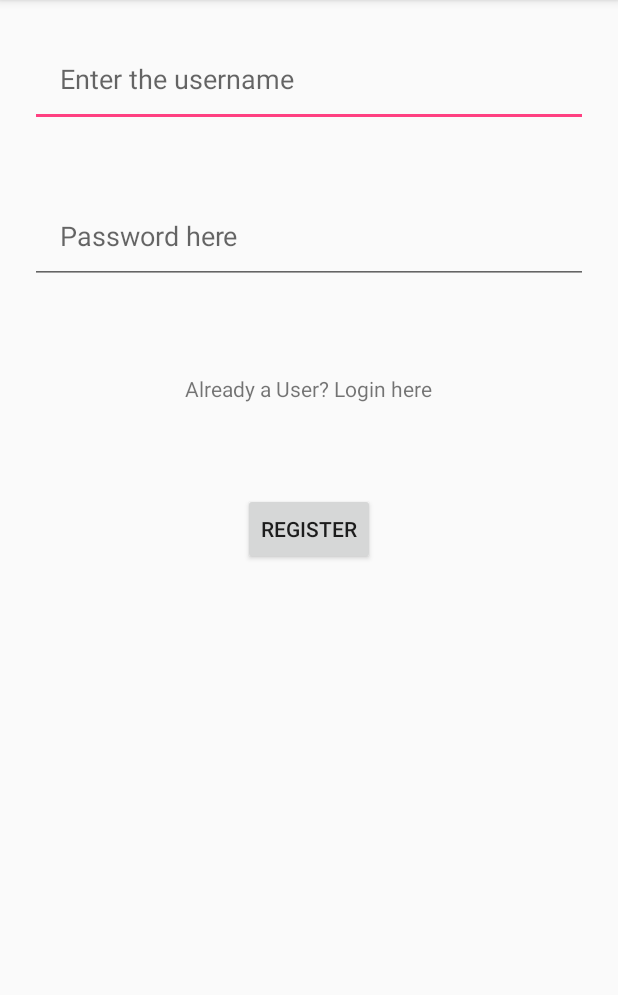
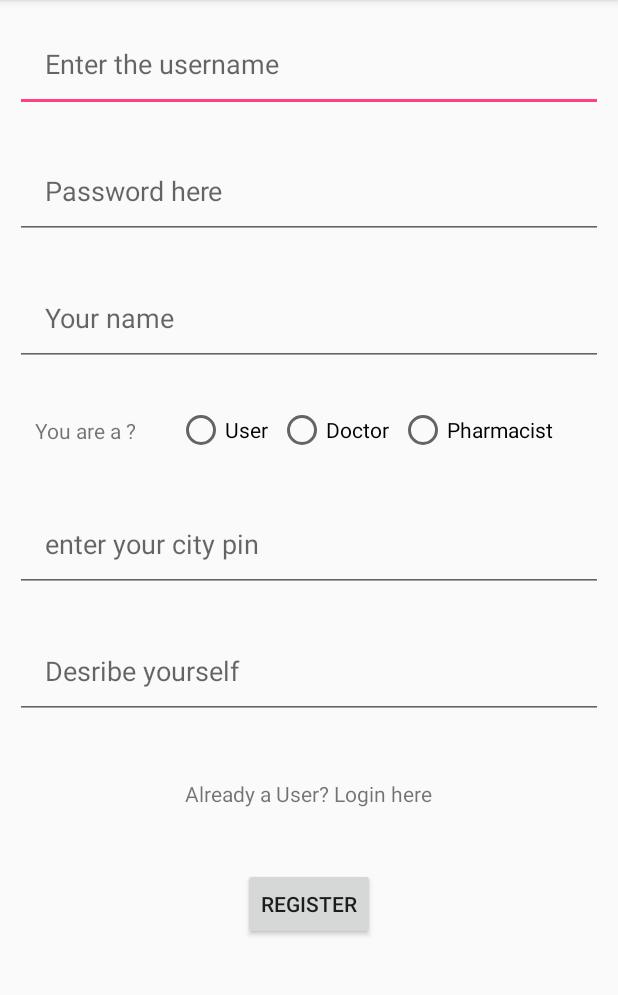
Before and after one commit to nehasinghritu8/HealthX, an Android app: the screen it shows after launch (RegisterActivity), after a tap on "New User? Register here.", on a phone screen of 412 x 824 dp, the part 84-1079 px from its top. Run offline under Robolectric (Android 15) with nearby library versions, the phone set to English and light mode, and no system bars.

Commit message:
Completed login and reg activity and added maps in user activity

```diff
--- a/Android_atharva/app/src/main/java/com/example/atharva/health/MainActivity.java
+++ b/Android_atharva/app/src/main/java/com/example/atharva/health/MainActivity.java
@@ -4,13 +4,18 @@ import android.content.Intent;
 import android.support.v7.app.AppCompatActivity;
 import android.os.Bundle;
 import android.view.View;
+import android.widget.EditText;
 
 public class MainActivity extends AppCompatActivity {
+    private EditText editTextUsername;
+    private EditText editTextPassword;
 
     @Override
     protected void onCreate(Bundle savedInstanceState) {
         super.onCreate(savedInstanceState);
         setContentView(R.layout.activity_main);
+        editTextUsername=(EditText)findViewById(R.id.editText_login_username);
+        editTextPassword=(EditText)findViewById(R.id.editText_login_password);
     }
 
     public void onClickRegLink(View view) {
@@ -18,4 +23,12 @@ public class MainActivity extends AppCompatActivity {
         startActivity(intent);
         finish();
     }
+
+    public void onClickButtonLogin(View view) {
+        String uname=editTextUsername.getText().toString();
+        String pass=editTextPassword.getText().toString();
+        String method="login";
+        BackgroundTasks backgroundTasks=new BackgroundTasks(this);
+        backgroundTasks.execute(method,uname,pass);
+    }
 }
--- a/Android_atharva/app/src/main/java/com/example/atharva/health/RegisterActivity.java
+++ b/Android_atharva/app/src/main/java/com/example/atharva/health/RegisterActivity.java
@@ -5,18 +5,32 @@ import android.support.v7.app.AppCompatActivity;
 import android.os.Bundle;
 import android.view.View;
 import android.widget.EditText;
+import android.widget.RadioButton;
+import android.widget.RadioGroup;
+import android.widget.Toast;
+
+import java.security.PrivateKey;
 
 public class RegisterActivity extends AppCompatActivity {
 
     private EditText editTextUsername;
     private EditText editTextPassword;
-
+    private EditText editTextName;
+    private EditText editTextPin;
+    private EditText editTextDesc;
+    private String type;
+    private RadioGroup radioGroup;
+    private RadioButton radioButton;
     @Override
     protected void onCreate(Bundle savedInstanceState) {
         super.onCreate(savedInstanceState);
         setContentView(R.layout.activity_register);
         editTextUsername=(EditText)findViewById(R.id.editText_reg_username);
         editTextPassword=(EditText)findViewById(R.id.editText_reg_password);
+        editTextName=(EditText)findViewById(R.id.editText_reg_name);
+        editTextPin=(EditText)findViewById(R.id.editText_reg_pincode);
+        editTextDesc=(EditText)findViewById(R.id.editText_reg_desc);
+        radioGroup=(RadioGroup)findViewById(R.id.radioGroup);
     }
 
     public void onClickLoginLink(View view) {
@@ -27,8 +41,19 @@ public class RegisterActivity extends AppCompatActivity {
     public void onClickButtonRegister(View view) {
         String uname=editTextUsername.getText().toString();
         String pass=editTextPassword.getText().toString();
+        String name=editTextName.getText().toString();
+        String pin=editTextPin.getText().toString();
+        String desc=editTextDesc.getText().toString();
+        radioButton=(RadioButton)findViewById(radioGroup.getCheckedRadioButtonId());
+        type=radioButton.getText().toString();
         String method="register";
-        BackgroundTasks backgroundTasks=new BackgroundTasks(this);
-        backgroundTasks.execute(method,uname,pass);
+        if(uname!=null || pass!=null || name!=null || pin!=null || desc!=null) {
+            BackgroundTasks backgroundTasks = new BackgroundTasks(this);
+            backgroundTasks.execute(method, uname, pass,name,pin,desc,type);
+        }
+        else
+        {
+            Toast.makeText(this,"Complete all the fields",Toast.LENGTH_SHORT).show();
+        }
     }
 }
--- a/Android_atharva/app/src/main/res/layout/activity_register.xml
+++ b/Android_atharva/app/src/main/res/layout/activity_register.xml
@@ -1,4 +1,8 @@
 <?xml version="1.0" encoding="utf-8"?>
+<ScrollView xmlns:android="http://schemas.android.com/apk/res/android"
+    android:layout_width="match_parent"
+    android:layout_height="match_parent">
+
 <LinearLayout xmlns:android="http://schemas.android.com/apk/res/android"
     xmlns:app="http://schemas.android.com/apk/res-auto"
     xmlns:tools="http://schemas.android.com/tools"
@@ -19,7 +23,73 @@
         android:layout_width="match_parent"
         android:layout_height="wrap_content"
         android:id="@+id/editText_reg_password"
+        android:inputType="textPassword"
         android:hint="@string/editText_password"
+        android:padding="@dimen/padding_editTexts"
+        android:layout_margin="@dimen/margin_views"/>
+
+
+    <EditText
+        android:layout_width="match_parent"
+        android:layout_height="wrap_content"
+        android:id="@+id/editText_reg_name"
+        android:hint="@string/editText_reg_name"
+        android:padding="@dimen/padding_editTexts"
+        android:layout_margin="@dimen/margin_views"/>
+    <LinearLayout
+        android:layout_width="match_parent"
+        android:layout_height="wrap_content"
+        android:orientation="horizontal">
+        <TextView
+            android:layout_width="wrap_content"
+            android:layout_height="wrap_content"
+            android:text="You are a ?"
+            android:padding="@dimen/padding_editTexts"
+            android:layout_margin="3dp"/>
+        <RadioGroup
+            android:layout_width="match_parent"
+            android:layout_height="wrap_content"
+            android:gravity="center_vertical"
+            android:layout_gravity="center_vertical"
+            android:orientation="horizontal"
+            android:id="@+id/radioGroup">
+            <RadioButton
+                android:layout_width="wrap_content"
+                android:layout_height="20dp"
+                android:layout_margin="3dp"
+                android:checked="false"
+                android:id="@+id/radiobtn_user"
+                android:text="User"/>
+            <RadioButton
+                android:layout_width="wrap_content"
+                android:layout_height="20dp"
+                android:layout_margin="3dp"
+                android:checked="false"
+                android:id="@+id/radiobtn_doc"
+                android:text="Doctor"/>
+            <RadioButton
+                android:layout_width="wrap_content"
+                android:layout_height="20dp"
+                android:layout_margin="3dp"
+                android:checked="false"
+                android:id="@+id/radiobtn_ph"
+                android:text="Pharmacist"/>
+        </RadioGroup>
+    </LinearLayout>
+
+    <EditText
+        android:layout_width="match_parent"
+        android:layout_height="wrap_content"
+        android:id="@+id/editText_reg_pincode"
+        android:hint="@string/editText_reg_pincode"
+        android:padding="@dimen/padding_editTexts"
+        android:layout_margin="@dimen/margin_views"/>
+
+    <EditText
+        android:layout_width="match_parent"
+        android:layout_height="wrap_content"
+        android:id="@+id/editText_reg_desc"
+        android:hint="@string/editText_reg_desc"
         android:padding="@dimen/padding_editTexts"
         android:layout_margin="@dimen/margin_views"/>
 
@@ -33,6 +103,7 @@
         android:layout_margin="@dimen/margin_views"
         android:onClick="onClickLoginLink"/>
 
+
     <Button
         android:layout_width="wrap_content"
         android:layout_height="wrap_content"
@@ -44,3 +115,5 @@
         android:text="@string/button_register"/>
 
 </LinearLayout>
+
+</ScrollView>
--- a/Android_atharva/app/src/main/res/values/dimens.xml
+++ b/Android_atharva/app/src/main/res/values/dimens.xml
@@ -1,6 +1,6 @@
 <?xml version="1.0" encoding="utf-8"?>
 <resources>
     <dimen name="padding_editTexts">20dp</dimen>
-    <dimen name="margin_views">20dp</dimen>
+    <dimen name="margin_views">10dp</dimen>
     <dimen name="padding_button">10dp</dimen>
 </resources>
--- a/Android_atharva/app/src/main/res/values/strings.xml
+++ b/Android_atharva/app/src/main/res/values/strings.xml
@@ -5,4 +5,9 @@
     <string name="textView_regLink">New User? Register here.</string>
     <string name="textView_loginLink">Already a User? Login here</string>
     <string name="button_register">Register</string>
+    <string name="button_login">login</string>
+    <string name="editText_reg_type">Type e.g. doc,pharma,etc.</string>
+    <string name="editText_reg_pincode">enter your city pin</string>
+    <string name="editText_reg_name">Your name</string>
+    <string name="editText_reg_desc">Desribe yourself</string>
 </resources>
```
Also changed, not shown: Android_atharva/app/src/main/AndroidManifest.xml (+6 -2 lines), Android_atharva/app/src/main/java/com/example/atharva/health/BackgroundTasks.java (+85 -5 lines), Android_atharva/app/src/main/java/com/example/atharva/health/DoctorActivity.java (added, +13 -0 lines), Android_atharva/app/src/main/java/com/example/atharva/health/UserActivity.java (added, +32 -0 lines), Android_atharva/app/src/main/res/layout/activity_doctor.xml (added, +9 -0 lines), Android_atharva/app/src/main/res/layout/activity_main.xml (+9 -1 lines), Android_atharva/app/src/main/res/layout/activity_user.xml (added, +41 -0 lines).
